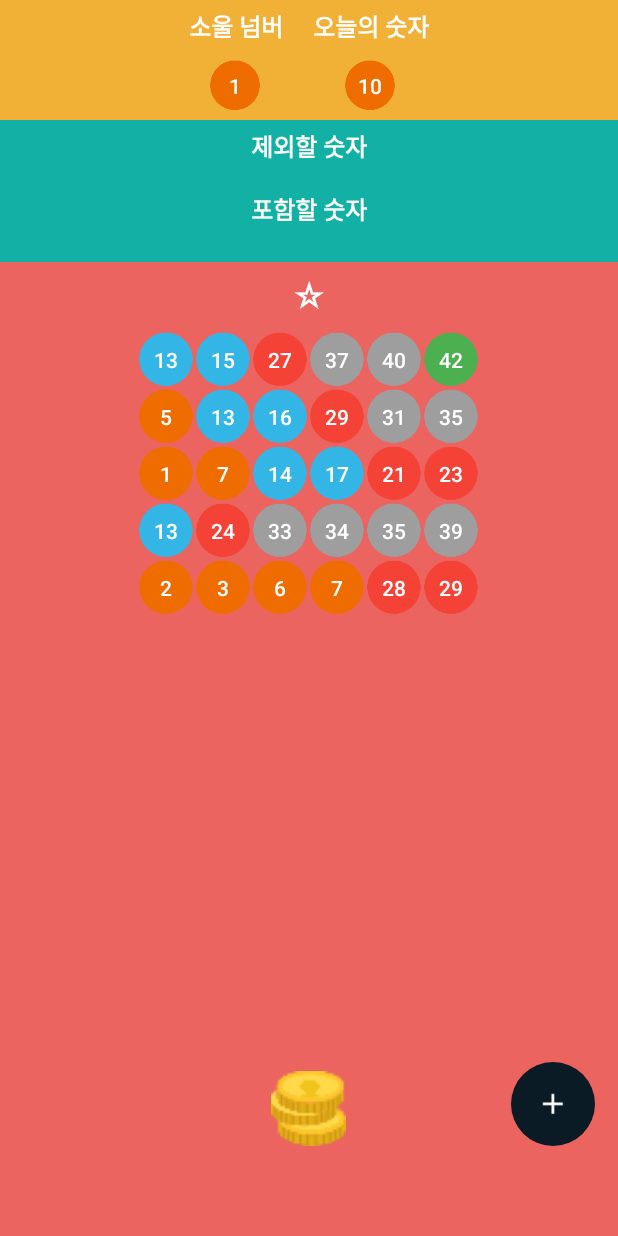
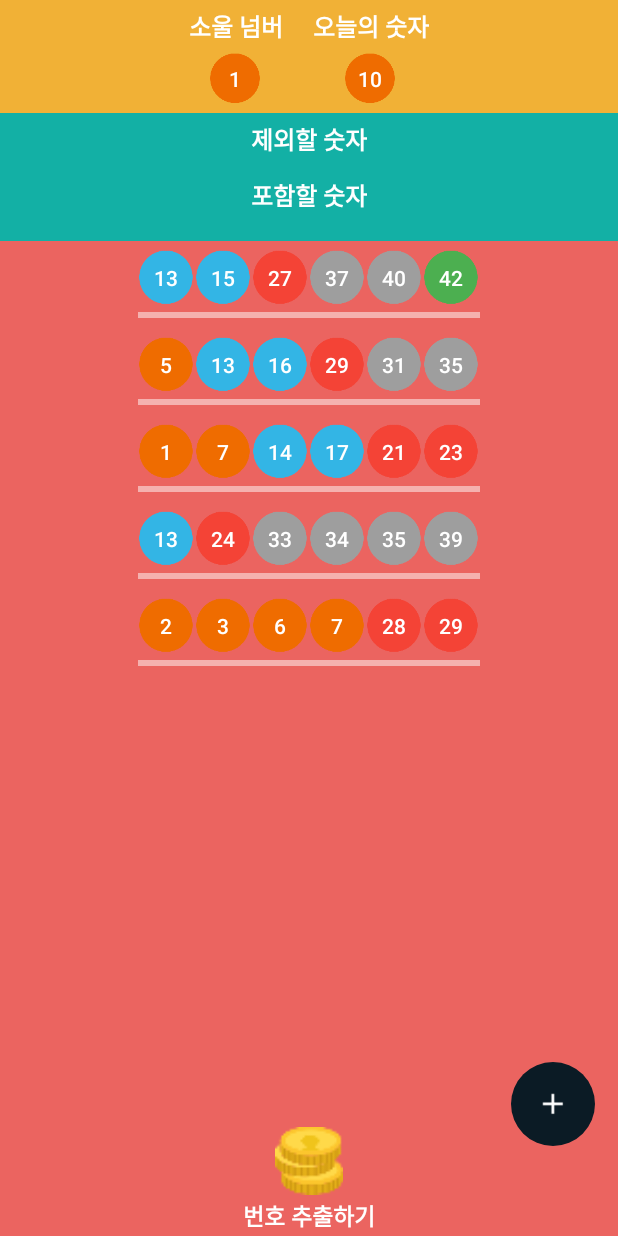
Before and after one commit to metes12/soulnumber, an Android app: the SoulNumberActivity screen opened directly, with no data from a screen before it, after a tap on an icon or button, on a phone screen of 412 x 824 dp. Run offline under Robolectric (Android 15) with nearby library versions, the phone set to English and light mode, and no system bars; our stand-ins replace AdMob.

Commit message:
- 디자인 고도화

```diff
--- a/app/src/main/java/com/soullotto/SoulNumberActivity.java
+++ b/app/src/main/java/com/soullotto/SoulNumberActivity.java
@@ -6,21 +6,24 @@ import android.content.Context;
 import android.content.Intent;
 import android.graphics.Color;
 import android.os.Bundle;
+import android.os.Handler;
 import android.os.SystemClock;
 import android.support.annotation.Nullable;
 import android.support.v7.app.AppCompatActivity;
 import android.view.View;
+import android.view.ViewGroup;
 import android.view.Window;
 import android.view.WindowManager;
 import android.widget.Button;
 import android.widget.GridLayout;
 import android.widget.ImageView;
 import android.widget.LinearLayout;
+import android.widget.Toast;
 
 import com.google.android.gms.ads.AdRequest;
-import com.google.android.gms.ads.AdSize;
 import com.google.android.gms.ads.AdView;
 import com.google.android.gms.ads.MobileAds;
+import com.soullotto.commons.Constants;
 import com.soullotto.soullotto.R;
 import com.soullotto.soulnumber.LottoCreator;
 import com.soullotto.soulnumber.LottoNumbers;
@@ -42,7 +45,6 @@ import java.util.List;
 public class SoulNumberActivity extends AppCompatActivity implements RapidFloatingActionContentLabelList.OnRapidFloatingActionContentLabelListListener {
 
     private static final String ADMOB_ID = "ca-app-pub-1611757228618027~9373727028";
-    private static final String ADMOB_REWARD_ID = "ca-app-pub-1611757228618027/6901855127";
 
     public static final int MS_SHAKE_TIME = 3500;
 
@@ -152,10 +154,11 @@ public class SoulNumberActivity extends AppCompatActivity implements RapidFloati
 
                         for (int i = 0; i < 5; i++) {
                             int[] lotto = lottoNumbers.getLottoMap(i);
-
                             for (int j = 0; j < lotto.length; j++) {
                                 gridLotto.addView(BallHelper.makeNumberBall(SoulNumberActivity.this, lotto[j]));
                             }
+
+                            makeLine(lotto);
                         }
 
                         SoulNumberHelper.saveLottoNumber(SoulNumberActivity.this, lottoNumbers);
@@ -163,6 +166,30 @@ public class SoulNumberActivity extends AppCompatActivity implements RapidFloati
                 });
             }
         }).start();
+    }
+
+    private void makeLine(int[] lotto) {
+        for (int j = 0; j < lotto.length; j++) {
+            View line = new View(SoulNumberActivity.this);
+            line.setBackgroundColor(Color.TRANSPARENT);
+            line.setLayoutParams(new ViewGroup.LayoutParams((int) BallHelper.dpToPixel(getApplicationContext(), Constants.DP_BUTTON_SIZE), 6));
+            gridLotto.addView(line);
+        }
+
+        for (int j = 0; j < lotto.length; j++) {
+            View line = new View(SoulNumberActivity.this);
+            line.setAlpha(0.5f);
+            line.setBackgroundColor(Color.WHITE);
+            line.setLayoutParams(new ViewGroup.LayoutParams((int) BallHelper.dpToPixel(getApplicationContext(), Constants.DP_BUTTON_SIZE), 6));
+            gridLotto.addView(line);
+        }
+
+        for (int j = 0; j < lotto.length; j++) {
+            View line = new View(SoulNumberActivity.this);
+            line.setBackgroundColor(Color.TRANSPARENT);
+            line.setLayoutParams(new ViewGroup.LayoutParams((int) BallHelper.dpToPixel(getApplicationContext(), Constants.DP_BUTTON_SIZE), 18));
+            gridLotto.addView(line);
+        }
     }
 
     private void onLicenseButtonClicked() {
@@ -322,7 +349,29 @@ public class SoulNumberActivity extends AppCompatActivity implements RapidFloati
                 for (int j = 0; j < lotto.length; j++) {
                     gridLotto.addView(BallHelper.makeNumberBall(SoulNumberActivity.this, lotto[j]));
                 }
+                makeLine(lotto);
             }
         }
     }
+
+    boolean doubleBackToExitPressedOnce = false;
+
+    @Override
+    public void onBackPressed() {
+        if (doubleBackToExitPressedOnce) {
+            super.onBackPressed();
+            return;
+        }
+
+        this.doubleBackToExitPressedOnce = true;
+        Toast.makeText(this, "두 번 클릭시 앱을 종료합니다.", Toast.LENGTH_SHORT).show();
+
+        new Handler().postDelayed(new Runnable() {
+
+            @Override
+            public void run() {
+                doubleBackToExitPressedOnce=false;
+            }
+        }, 2000);
+    }
 }
--- a/app/src/main/res/layout/activity_soul_number.xml
+++ b/app/src/main/res/layout/activity_soul_number.xml
@@ -75,7 +75,7 @@
                         android:layout_width="35dp"
                         android:layout_height="35dp"
                         android:layout_gravity="center"
-                        android:layout_marginTop="10dp"
+                        android:layout_marginTop="5dp"
                         android:background="@drawable/ic_number_on"
                         android:backgroundTint="@color/bpBlue"
                         android:textColor="@color/bpWhite" />
@@ -101,7 +101,7 @@
                         android:layout_width="35dp"
                         android:layout_height="35dp"
                         android:layout_gravity="center"
-                        android:layout_marginTop="10dp"
+                        android:layout_marginTop="5dp"
                         android:background="@drawable/ic_number_on"
                         android:textColor="@color/bpWhite" />
 
@@ -142,7 +142,7 @@
                 android:layout_height="wrap_content"
                 android:layout_gravity="center"
                 android:layout_marginLeft="20dp"
-                android:layout_marginTop="10dp"
+                android:layout_marginTop="5dp"
                 android:layout_marginRight="20dp"
                 android:orientation="horizontal"/>
 
@@ -170,43 +170,45 @@
                 android:layout_height="wrap_content"
                 android:layout_gravity="center"
                 android:layout_marginLeft="20dp"
-                android:layout_marginTop="10dp"
+                android:layout_marginTop="5dp"
                 android:layout_marginRight="20dp"
                 android:layout_marginBottom="10dp"
                 android:orientation="horizontal"/>
 
         </LinearLayout>
 
-        <TextView
-            android:id="@+id/txtv_lotto"
-            android:layout_width="wrap_content"
-            android:layout_height="wrap_content"
-            android:layout_gravity="center"
-            android:layout_marginTop="5dp"
-            android:text="☆"
-            android:textColor="@color/bpWhite"
-            android:textSize="22dp"
-            android:textStyle="bold" />
-
         <GridLayout
             android:layout_gravity="center"
             android:id="@+id/gridv_lotto"
             android:layout_width="wrap_content"
             android:layout_height="wrap_content"
-            android:layout_marginTop="10dp"
+            android:layout_marginTop="5dp"
             android:columnCount="6"
             android:orientation="horizontal" />
 
 
     </LinearLayout>
 
+    <TextView
+        android:id="@+id/txtv_get_lotto"
+        android:layout_marginBottom="2dp"
+        android:layout_centerHorizontal="true"
+        android:layout_width="wrap_content"
+        android:layout_height="wrap_content"
+        android:layout_gravity="center"
+        android:layout_above="@id/adView"
+        android:text="번호 추출하기"
+        android:textColor="@color/bpWhite"
+        android:textSize="15dp"
+        android:textStyle="bold" />
+
     <ImageView
         android:id="@+id/btn_get_lotto"
-        android:layout_width="50dp"
-        android:layout_height="50dp"
-        android:layout_alignParentBottom="true"
+        android:layout_width="45dp"
+        android:layout_height="45dp"
+        android:layout_above="@id/txtv_get_lotto"
         android:layout_centerHorizontal="true"
-        android:layout_marginBottom="60dp"
+        android:layout_marginBottom="2dp"
         android:onClick="onLottoButtonClicked"
         android:src="@drawable/coins" />
 
```
